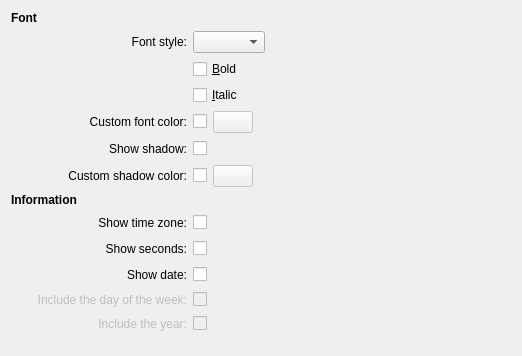
mgottschlag/kwin-tiling, file plasma/generic/applets/digital-clock/clockConfig.ui: the form before one commit.
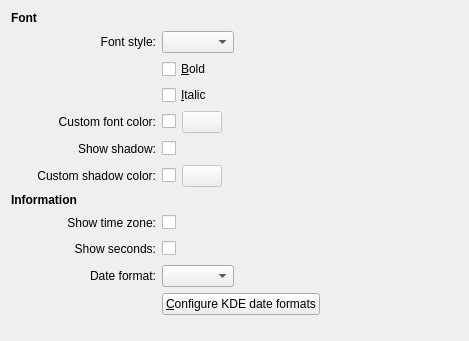
The form after the commit. Custom widgets are drawn as their Qt base class.

Commit message: Obey locale KCM settings for date format in the Digital Clock Plasma applet. BUG:195837 BUG:247277 BUG:162368

The edit to the form file:
```diff
--- a/plasma/generic/applets/digital-clock/clockConfig.ui
+++ b/plasma/generic/applets/digital-clock/clockConfig.ui
@@ -6,11 +6,14 @@
    <rect>
     <x>0</x>
     <y>0</y>
-    <width>522</width>
-    <height>356</height>
+    <width>469</width>
+    <height>341</height>
    </rect>
   </property>
-  <layout class="QGridLayout" name="gridLayout">
+  <layout class="QGridLayout" name="gridLayout" rowstretch="0,0,0,0,0,0,0,0,0,0,0,0,0" rowminimumheight="0,0,0,0,0,0,0,0,0,0,0,0,0">
+   <property name="bottomMargin">
+    <number>0</number>
+   </property>
    <item row="0" column="0" colspan="2">
     <widget class="QLabel" name="label_6">
      <property name="font">
@@ -344,7 +347,7 @@
    <item row="10" column="1">
     <widget class="QLabel" name="label_3">
      <property name="text">
-      <string>Show date:</string>
+      <string>Date format:</string>
      </property>
      <property name="alignment">
       <set>Qt::AlignRight|Qt::AlignTrailing|Qt::AlignVCenter</set>
@@ -354,18 +357,31 @@
      </property>
     </widget>
    </item>
+   <item row="12" column="2">
+    <spacer>
+     <property name="orientation">
+      <enum>Qt::Vertical</enum>
+     </property>
+     <property name="sizeType">
+      <enum>QSizePolicy::MinimumExpanding</enum>
+     </property>
+     <property name="sizeHint" stdset="0">
+      <size>
+       <width>20</width>
+       <height>2</height>
+      </size>
+     </property>
+    </spacer>
+   </item>
    <item row="10" column="2">
     <layout class="QHBoxLayout" name="horizontalLayout_5">
      <item>
-      <widget class="QCheckBox" name="showDate">
-       <property name="toolTip">
-        <string>Display the date of the day</string>
-       </property>
-       <property name="whatsThis">
-        <string/>
-       </property>
-       <property name="text">
-        <string/>
+      <widget class="KComboBox" name="dateStyle">
+       <property name="sizePolicy">
+        <sizepolicy hsizetype="Preferred" vsizetype="Fixed">
+         <horstretch>0</horstretch>
+         <verstretch>0</verstretch>
+        </sizepolicy>
        </property>
       </widget>
      </item>
@@ -374,9 +390,12 @@
        <property name="orientation">
         <enum>Qt::Horizontal</enum>
        </property>
+       <property name="sizeType">
+        <enum>QSizePolicy::MinimumExpanding</enum>
+       </property>
        <property name="sizeHint" stdset="0">
         <size>
-         <width>40</width>
+         <width>0</width>
          <height>20</height>
         </size>
        </property>
@@ -384,28 +403,15 @@
      </item>
     </layout>
    </item>
-   <item row="11" column="1">
-    <widget class="QLabel" name="label_8">
-     <property name="enabled">
-      <bool>false</bool>
-     </property>
-     <property name="text">
-      <string>Include the day of the week:</string>
-     </property>
-     <property name="alignment">
-      <set>Qt::AlignRight|Qt::AlignTrailing|Qt::AlignVCenter</set>
-     </property>
-     <property name="buddy">
-      <cstring>showDay</cstring>
-     </property>
-    </widget>
-   </item>
    <item row="11" column="2">
     <layout class="QHBoxLayout" name="horizontalLayout_7">
      <item>
-      <widget class="QCheckBox" name="showDay">
-       <property name="enabled">
-        <bool>false</bool>
+      <widget class="QPushButton" name="configureDateFormats">
+       <property name="sizePolicy">
+        <sizepolicy hsizetype="Minimum" vsizetype="Fixed">
+         <horstretch>0</horstretch>
+         <verstretch>0</verstretch>
+        </sizepolicy>
        </property>
        <property name="toolTip">
         <string>Display day of the week</string>
@@ -414,7 +420,7 @@
         <string>Add the day of the week to the date display.</string>
        </property>
        <property name="text">
-        <string/>
+        <string>&amp;Configure KDE date formats</string>
        </property>
       </widget>
      </item>
@@ -425,76 +431,14 @@
        </property>
        <property name="sizeHint" stdset="0">
         <size>
-         <width>37</width>
-         <height>18</height>
+         <width>40</width>
+         <height>20</height>
         </size>
        </property>
       </spacer>
      </item>
     </layout>
    </item>
-   <item row="12" column="1">
-    <widget class="QLabel" name="label_10">
-     <property name="enabled">
-      <bool>false</bool>
-     </property>
-     <property name="text">
-      <string>Include the year:</string>
-     </property>
-     <property name="alignment">
-      <set>Qt::AlignRight|Qt::AlignTrailing|Qt::AlignVCenter</set>
-     </property>
-     <property name="buddy">
-      <cstring>showYear</cstring>
-     </property>
-    </widget>
-   </item>
-   <item row="12" column="2">
-    <layout class="QHBoxLayout" name="horizontalLayout_8">
-     <item>
-      <widget class="QCheckBox" name="showYear">
-       <property name="enabled">
-        <bool>false</bool>
-       </property>
-       <property name="toolTip">
-        <string>Display the current year</string>
-       </property>
-       <property name="whatsThis">
-        <string>Add the year to the date string.</string>
-       </property>
-       <property name="text">
-        <string/>
-       </property>
-      </widget>
-     </item>
-     <item>
-      <spacer name="horizontalSpacer_10">
-       <property name="orientation">
-        <enum>Qt::Horizontal</enum>
-       </property>
-       <property name="sizeHint" stdset="0">
-        <size>
-         <width>37</width>
-         <height>18</height>
-        </size>
-       </property>
-      </spacer>
-     </item>
-    </layout>
-   </item>
-   <item row="13" column="2">
-    <spacer>
-     <property name="orientation">
-      <enum>Qt::Vertical</enum>
-     </property>
-     <property name="sizeHint" stdset="0">
-      <size>
-       <width>20</width>
-       <height>0</height>
-      </size>
-     </property>
-    </spacer>
-   </item>
   </layout>
  </widget>
  <customwidgets>
```
Left out of the diff: 81 changed lines with no effect on the pictures. The commit also changes 3 other files.
